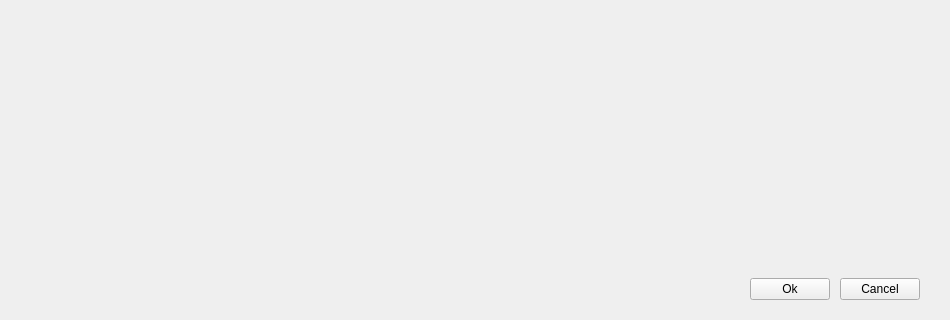
The window that src/prism-live-studio/PRISMLiveStudio/prism-ui/PLSPlatformApi/twitch/PLSLiveInfoTwitch.ui (naver/prism-live-studio) describes before a commit, drawn with Qt 5; both pictures show x 0 to 950 and y 181 to 501 of the 950 by 501 pixel window.
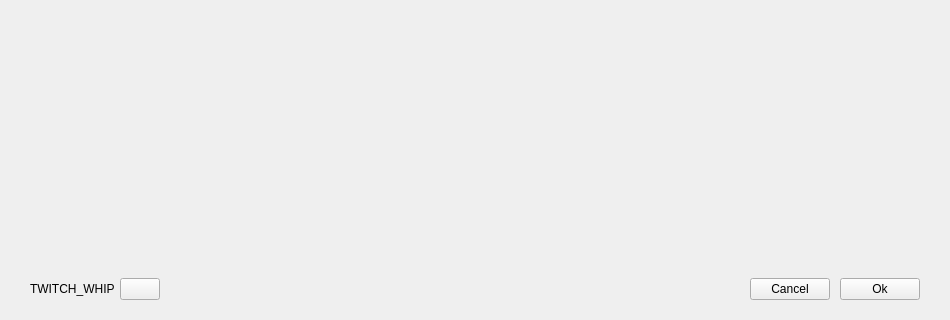
The same window after the commit.

```diff
--- a/src/prism-live-studio/PRISMLiveStudio/prism-ui/PLSPlatformApi/twitch/PLSLiveInfoTwitch.ui
+++ b/src/prism-live-studio/PRISMLiveStudio/prism-ui/PLSPlatformApi/twitch/PLSLiveInfoTwitch.ui
@@ -122,9 +122,42 @@
      <property name="spacing">
       <number>10</number>
      </property>
+     <property name="leftMargin">
+      <number>30</number>
+     </property>
      <property name="rightMargin">
       <number>30</number>
      </property>
+     <item>
+      <layout class="QHBoxLayout" name="horizontalLayout_2">
+       <property name="spacing">
+        <number>5</number>
+       </property>
+       <property name="leftMargin">
+        <number>0</number>
+       </property>
+       <property name="topMargin">
+        <number>0</number>
+       </property>
+       <property name="bottomMargin">
+        <number>0</number>
+       </property>
+       <item>
+        <widget class="QLabel" name="twitchService">
+         <property name="text">
+          <string>TWITCH_WHIP</string>
+         </property>
+        </widget>
+       </item>
+       <item>
+        <widget class="QPushButton" name="labelTooltip">
+         <property name="text">
+          <string/>
+         </property>
+        </widget>
+       </item>
+      </layout>
+     </item>
      <item>
       <spacer name="horizontalSpacer_3">
        <property name="orientation">
@@ -139,15 +172,13 @@
       </spacer>
      </item>
      <item>
-      <widget class="QPushButton" name="pushButtonOk">
-       <property name="text">
-        <string>Ok</string>
+      <layout class="QHBoxLayout" name="horizontalLayout_4">
+       <property name="spacing">
+        <number>10</number>
        </property>
-       <property name="useFor" stdset="0">
-        <string notr="true">Ok</string>
+       <property name="leftMargin">
+        <number>0</number>
        </property>
-      </widget>
-     </item>
      <item>
       <widget class="QPushButton" name="pushButtonCancel">
        <property name="text">
@@ -157,6 +188,18 @@
         <string notr="true">Cancel</string>
        </property>
       </widget>
+       </item>
+       <item>
+        <widget class="QPushButton" name="pushButtonOk">
+         <property name="text">
+          <string>Ok</string>
+         </property>
+         <property name="useFor" stdset="0">
+          <string notr="true">Ok</string>
+         </property>
+        </widget>
+       </item>
+      </layout>
      </item>
     </layout>
    </item>
```
Lines whose indentation alone changed are shown as unchanged.
